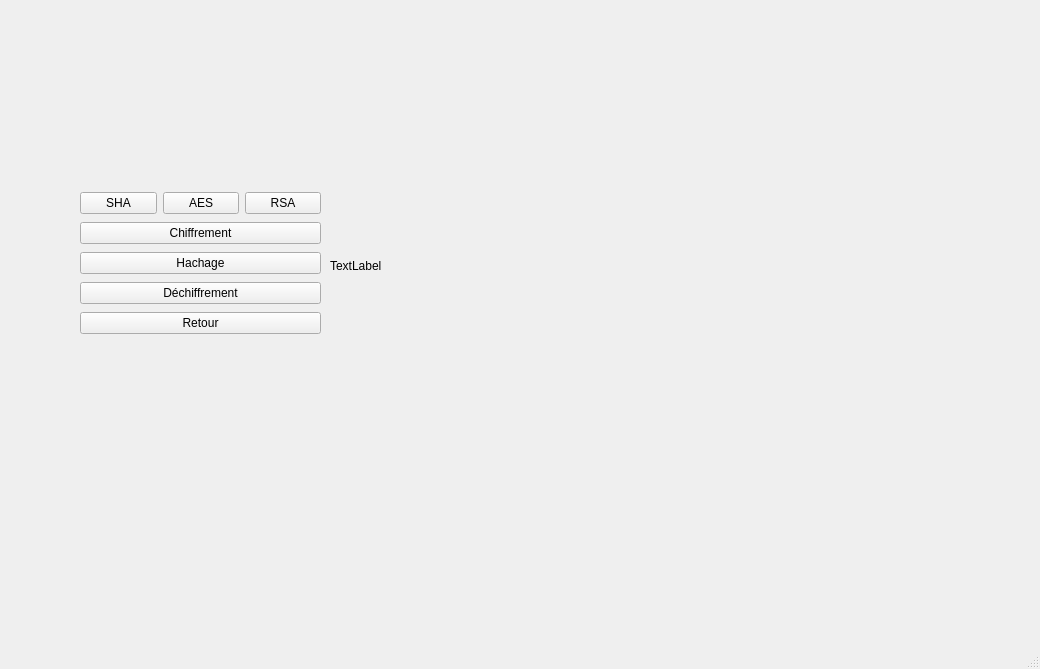
Old version of the form mainwindow.ui in the repository nehess-man/mp00.
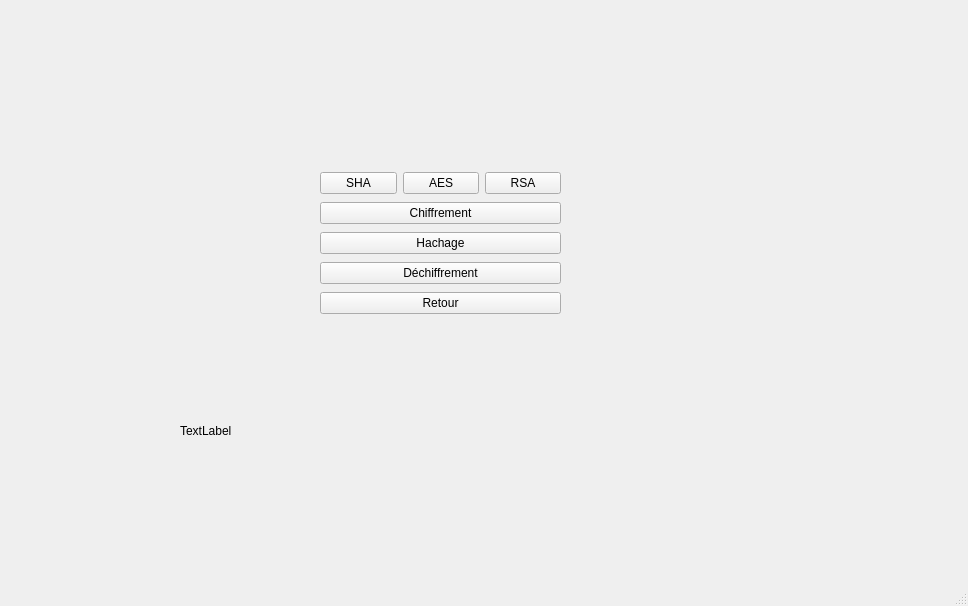
New version of the form.

The edit to the form file:
```diff
--- a/mainwindow.ui
+++ b/mainwindow.ui
@@ -6,8 +6,8 @@
    <rect>
     <x>0</x>
     <y>0</y>
-    <width>1040</width>
-    <height>669</height>
+    <width>968</width>
+    <height>606</height>
    </rect>
   </property>
   <property name="windowTitle">
@@ -17,8 +17,8 @@
    <widget class="QWidget" name="verticalLayoutWidget">
     <property name="geometry">
      <rect>
-      <x>80</x>
-      <y>190</y>
+      <x>320</x>
+      <y>170</y>
       <width>241</width>
       <height>148</height>
      </rect>
@@ -82,10 +82,10 @@
    <widget class="QLabel" name="labelFileContent">
     <property name="geometry">
      <rect>
-      <x>330</x>
-      <y>130</y>
-      <width>641</width>
-      <height>271</height>
+      <x>180</x>
+      <y>320</y>
+      <width>571</width>
+      <height>221</height>
      </rect>
     </property>
     <property name="text">
```
Left out of the diff: 2 changed lines with no effect on the pictures.
